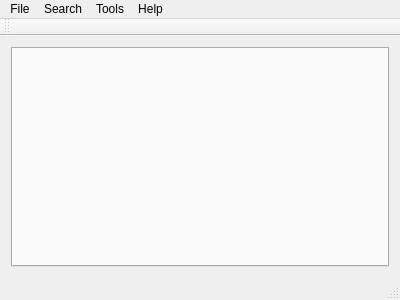
Above: mqt/MqtLogger/tlogcontainer.ui from zsteva/backup-minos2 before the change. Below: the same form after it.
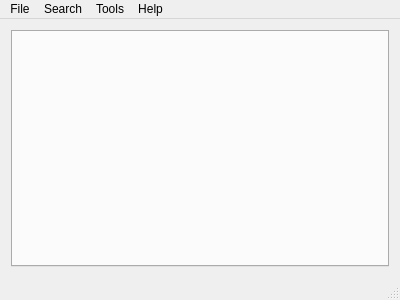
That is the form after the change. Custom widgets are drawn as their Qt base class.

Commit message: Remove toolbar

Patch:
```diff
--- a/mqt/MqtLogger/tlogcontainer.ui
+++ b/mqt/MqtLogger/tlogcontainer.ui
@@ -61,14 +61,6 @@
    <addaction name="menuTools"/>
    <addaction name="menuHelp"/>
   </widget>
-  <widget class="QToolBar" name="mainToolBar">
-   <attribute name="toolBarArea">
-    <enum>TopToolBarArea</enum>
-   </attribute>
-   <attribute name="toolBarBreak">
-    <bool>false</bool>
-   </attribute>
-  </widget>
   <widget class="QStatusBar" name="statusBar"/>
  </widget>
  <layoutdefault spacing="6" margin="11"/>
```
Left out of the diff: 2 changed lines with no effect on the pictures.
